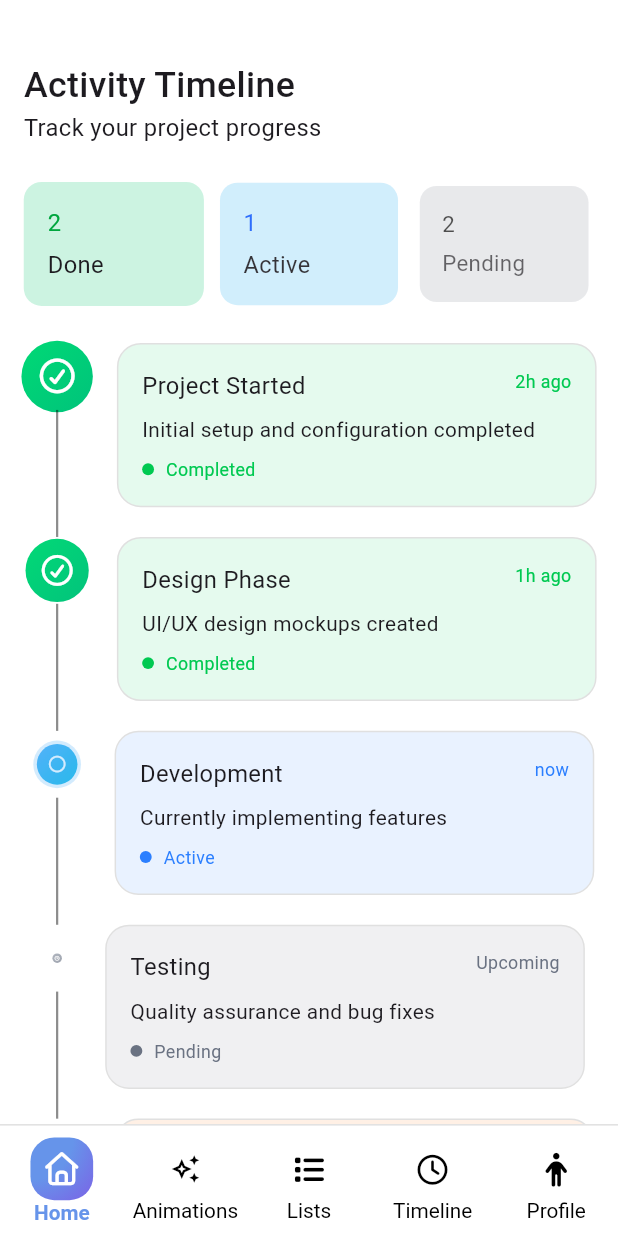
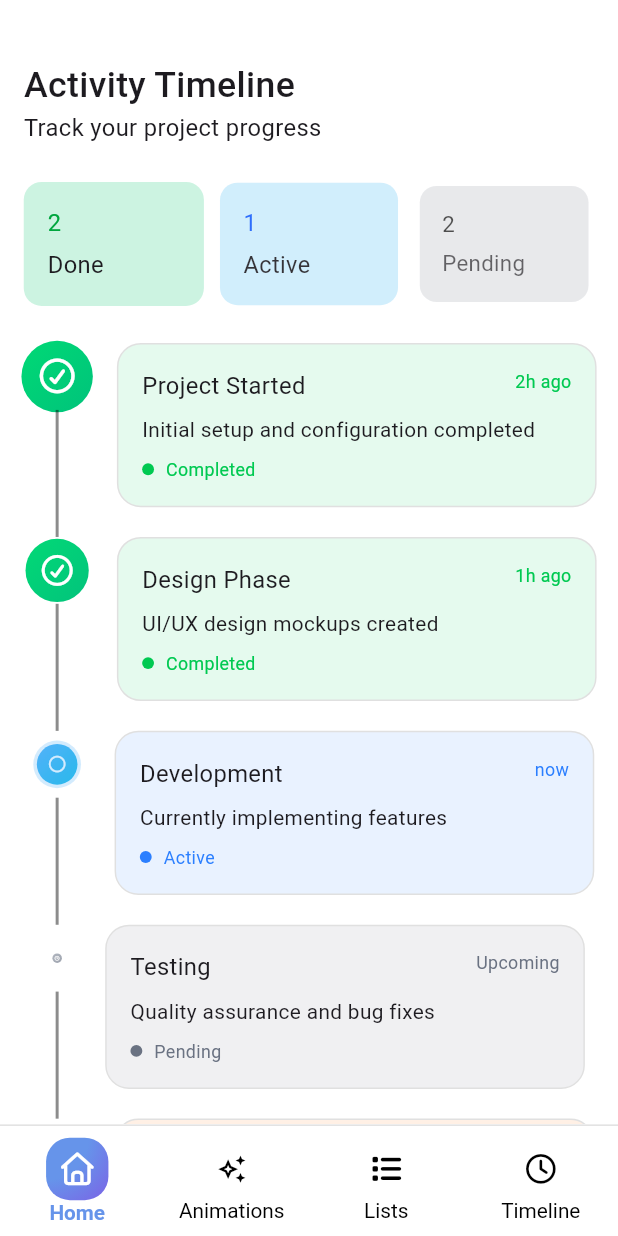
Before and after one commit to HazemAttia7/interactive_app, a Flutter app: the screen it shows after launch, swiped to page 4, on a phone screen of 412 x 824 dp. Run offline on Flutter 3.47's test engine with Material 3 defaults, Android fonts, the phone set to English and light mode, and no system bars; drawn by our look-alikes of timeline_tile; our stand-ins replace flutter_inset_box_shadow, flutter_screenutil, font_awesome_flutter, gap, like_button, popover.

Commit message:
chore: small code edits

```diff
--- a/lib/features/main/presentation/views/widgets/animated_icon.dart
+++ b/lib/features/main/presentation/views/widgets/animated_icon.dart
@@ -1,4 +1,5 @@
 import 'package:flutter/material.dart';
+import 'package:flutter_screenutil/flutter_screenutil.dart';
 
 class AnimatedIcon extends StatelessWidget {
   const AnimatedIcon({super.key, required this.isSelected, required this.icon});
@@ -22,7 +23,7 @@ class AnimatedIcon extends StatelessWidget {
         builder: (context, value, child) {
           return Icon(
             icon,
-            size: 20 + (2 * value),
+            size: (20 + (2 * value)).sp,
             color: Color.lerp(Colors.black, Colors.white, value),
           );
         },
--- a/lib/features/main/presentation/views/widgets/custom_bottom_nav_bar.dart
+++ b/lib/features/main/presentation/views/widgets/custom_bottom_nav_bar.dart
@@ -55,14 +55,6 @@ class CustomBottomNavBar extends StatelessWidget {
                 onTap: () => onSelectTab(3),
               ),
             ),
-            Expanded(
-              child: BottomNavBarItem(
-                text: "Profile",
-                icon: FontAwesomeIcons.person,
-                isSelected: index == 4,
-                onTap: () => onSelectTab(4),
-              ),
-            ),
           ],
         ),
       ),
--- a/lib/features/timeline/presentation/views/widgets/custom_timeline_tile.dart
+++ b/lib/features/timeline/presentation/views/widgets/custom_timeline_tile.dart
@@ -52,10 +52,13 @@ class CustomTimelineTile extends StatelessWidget {
           duration: const Duration(seconds: 1),
           curve: Curves.easeInOutBack,
           delay: delay ?? const Duration(milliseconds: 0),
-          child: (enStatus == enTimelineStatus.active) ? const ActiveAnimatedWidget() : Container(
+          child: (enStatus == enTimelineStatus.active)
+              ? const ActiveAnimatedWidget()
+              : Container(
                   decoration: BoxDecoration(
                     gradient: LinearGradient(
-                colors: iconGradientBackColor ?? _getIconBackColor(enStatus),
+                      colors:
+                          iconGradientBackColor ?? _getIconBackColor(enStatus),
                       begin: Alignment.topLeft,
                       end: Alignment.bottomRight,
                     ),
@@ -69,7 +72,7 @@ class CustomTimelineTile extends StatelessWidget {
                 ),
         ),
       ),
-      beforeLineStyle: LineStyle(color: Colors.black45, thickness: 1.5.sp),
+      beforeLineStyle: LineStyle(color: Colors.black45, thickness: 2.sp),
       endChild: StaggeredAnimatedSlideItem(
         delay: delay ?? const Duration(milliseconds: 0),
         child: TimelineEndChild(
```
Lines whose indentation alone changed are shown as unchanged.
